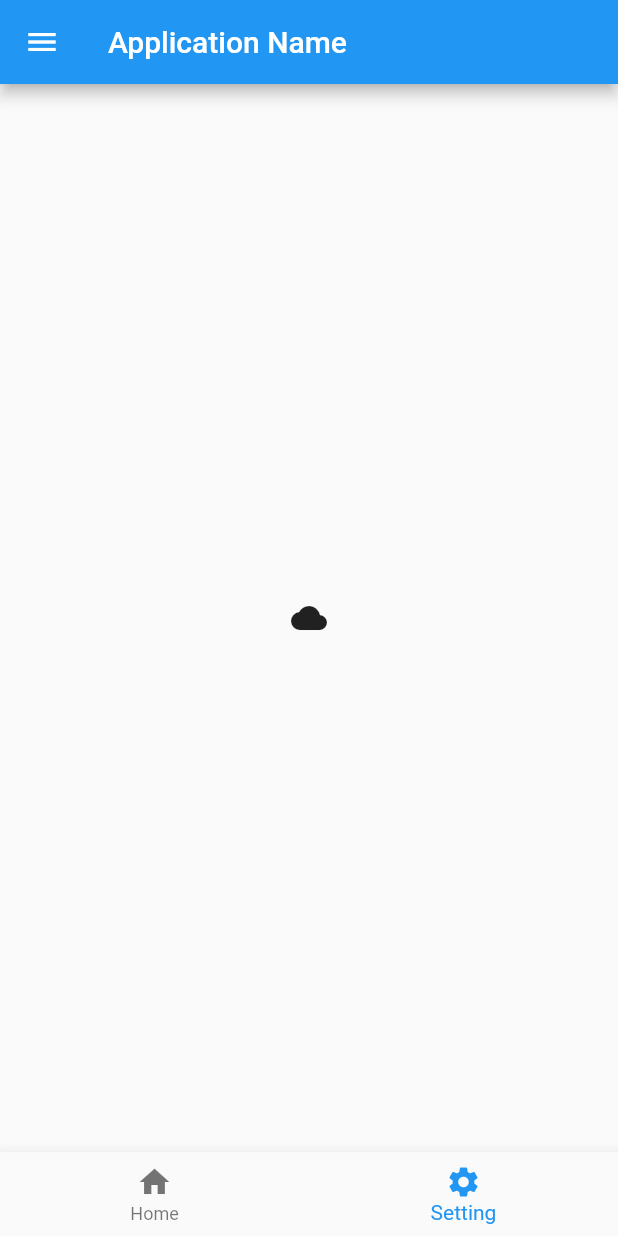
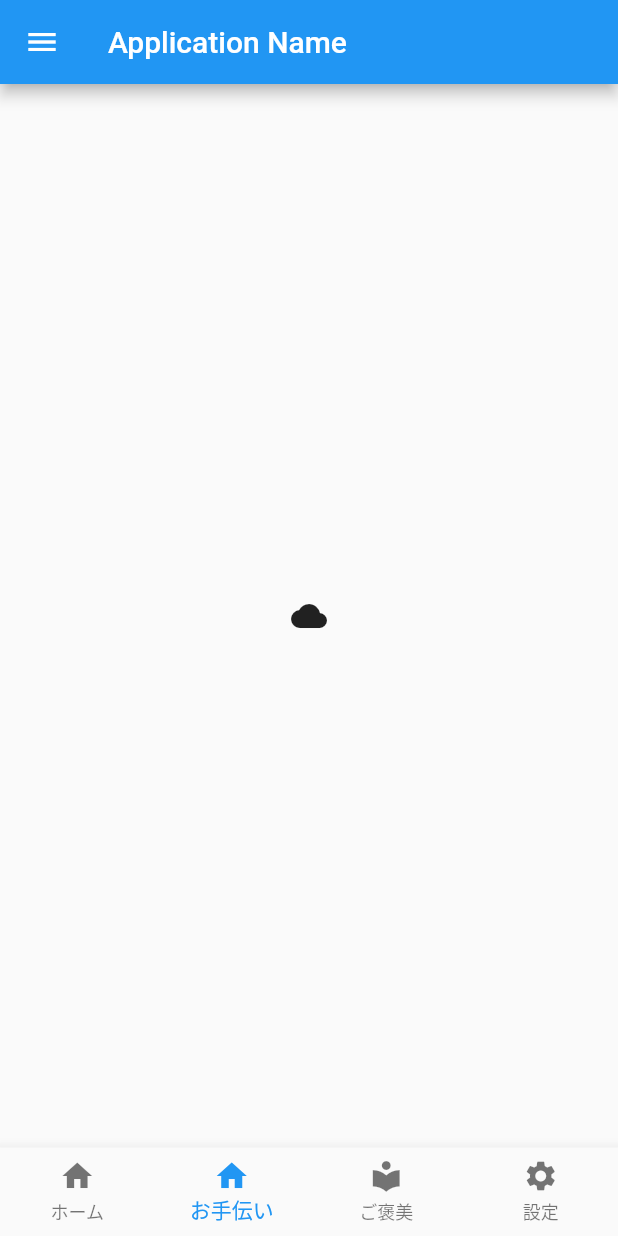
Before and after one commit to kazumaz/dama_app, a Flutter app: the screen it shows after launch, swiped to page 2, on a phone screen of 412 x 824 dp. Run offline on Flutter 3.47's test engine with Material 2 defaults, Android fonts, the phone set to English and light mode, and no system bars.

Commit message:
ページ追加

```diff
--- a/lib/main.dart
+++ b/lib/main.dart
@@ -1,6 +1,8 @@
 import 'package:flutter/material.dart';
 import 'package:dama_app/view/HomePage.dart';
 import 'package:dama_app/view/SettingPage.dart';
+import 'package:dama_app/view/LaborPage.dart';
+import 'package:dama_app/view/RewordPage.dart';
 
 void main() => runApp(MyApp());
 
@@ -54,16 +56,21 @@ class _MyHomePageState extends State<MyHomePage> {
         onPageChanged: onPageChanged,
         children: [
           HomePage(),
+          LaborPage(),
+          RewordPage(),
           SettingsPage(),
         ],
       ),
       bottomNavigationBar: BottomNavigationBar(
+        type: BottomNavigationBarType.fixed,
         currentIndex: _page,
         onTap: onTapBottomNavigation,
         items: [
-          BottomNavigationBarItem(icon: Icon(Icons.home), title: Text("Home")),
+          BottomNavigationBarItem(icon: Icon(Icons.home), title: Text("ホーム")),
+          BottomNavigationBarItem(icon: Icon(Icons.home), title: Text("お手伝い")),
+          BottomNavigationBarItem(icon: Icon(Icons.local_library), title: Text("ご褒美")),
           BottomNavigationBarItem(
-              icon: Icon(Icons.settings), title: Text("Setting")),
+              icon: Icon(Icons.settings), title: Text("設定")),
         ],
       ),
       drawer: myDrawer(),
--- /dev/null
+++ b/lib/view/LaborPage.dart
@@ -0,0 +1,8 @@
+import 'package:flutter/material.dart';
+
+class LaborPage extends StatelessWidget {
+  @override
+  Widget build(BuildContext context) {
+    return Scaffold(body: Center(child: Icon(Icons.cloud)));
+  }
+}
--- /dev/null
+++ b/lib/view/RewordPage.dart
@@ -0,0 +1,8 @@
+import 'package:flutter/material.dart';
+
+class RewordPage extends StatelessWidget {
+  @override
+  Widget build(BuildContext context) {
+    return Scaffold(body: Center(child: Icon(Icons.cloud)));
+  }
+}
```
